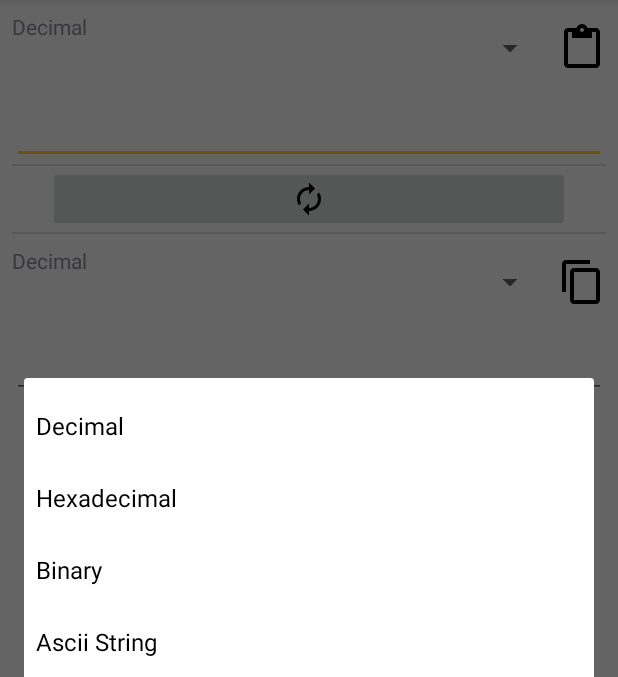
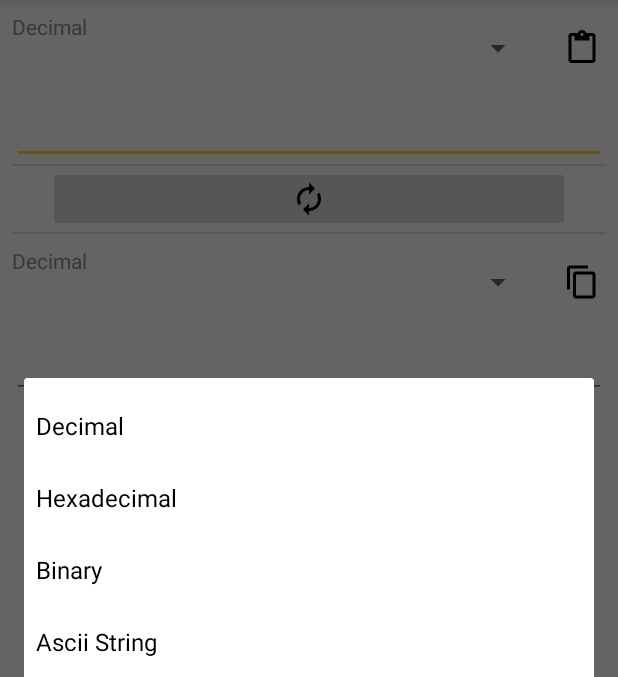
Before and after one commit to TecCheck/UltimateConverter, an Android app: the screen it shows after launch (MainActivity), after a tap on "Decimal", on a phone screen of 412 x 824 dp, the part 84-761 px from its top. Run offline under Robolectric (Android 15) with nearby library versions, the phone set to English and light mode, and no system bars.

Commit message:
UI improvements

```diff
--- a/app/src/main/res/layout/activity_main.xml
+++ b/app/src/main/res/layout/activity_main.xml
@@ -8,10 +8,12 @@
 
     <ImageButton
         android:id="@+id/copyButton"
+        style="@style/Widget.AppCompat.ImageButton"
         android:layout_width="wrap_content"
         android:layout_height="wrap_content"
         android:layout_marginEnd="8dp"
-        android:background="?android:attr/selectableItemBackground"
+        android:background="?attr/selectableItemBackgroundBorderless"
+        android:padding="4dp"
         android:src="@drawable/ic_content_copy_black"
         app:layout_constraintBottom_toBottomOf="@+id/spinner2"
         app:layout_constraintEnd_toEndOf="parent"
@@ -23,7 +25,7 @@
         android:layout_height="wrap_content"
         android:layout_marginStart="8dp"
         android:layout_marginTop="8dp"
-        android:layout_marginEnd="8dp"
+        android:layout_marginEnd="16dp"
         android:entries="@android:array/imProtocols"
         android:spinnerMode="dialog"
         app:layout_constraintEnd_toStartOf="@+id/pasteButton"
@@ -97,7 +99,7 @@
         android:layout_height="wrap_content"
         android:layout_marginStart="8dp"
         android:layout_marginTop="8dp"
-        android:layout_marginEnd="8dp"
+        android:layout_marginEnd="16dp"
         android:entries="@android:array/phoneTypes"
         android:spinnerMode="dialog"
         app:layout_constraintEnd_toStartOf="@+id/copyButton"
@@ -123,8 +125,9 @@
         android:layout_width="wrap_content"
         android:layout_height="wrap_content"
         android:layout_marginEnd="8dp"
+        android:background="?attr/selectableItemBackgroundBorderless"
+        android:padding="4dp"
         android:src="@drawable/ic_content_paste_black"
-        android:background="?android:attr/selectableItemBackground"
         app:layout_constraintBottom_toBottomOf="@+id/spinner1"
         app:layout_constraintEnd_toEndOf="parent"
         app:layout_constraintTop_toTopOf="@+id/spinner1" />
--- a/app/src/main/res/values/dimens.xml
+++ b/app/src/main/res/values/dimens.xml
@@ -1,6 +1,6 @@
 <?xml version="1.0" encoding="utf-8"?>
 <resources>
 
-    <dimen name="copy_paste_icon_size">32dp</dimen>
+    <dimen name="copy_paste_icon_size">24dp</dimen>
 
 </resources>
```
